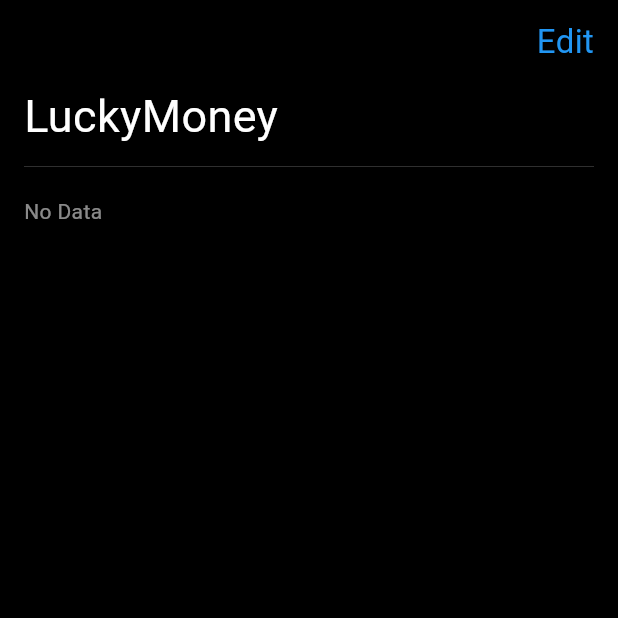
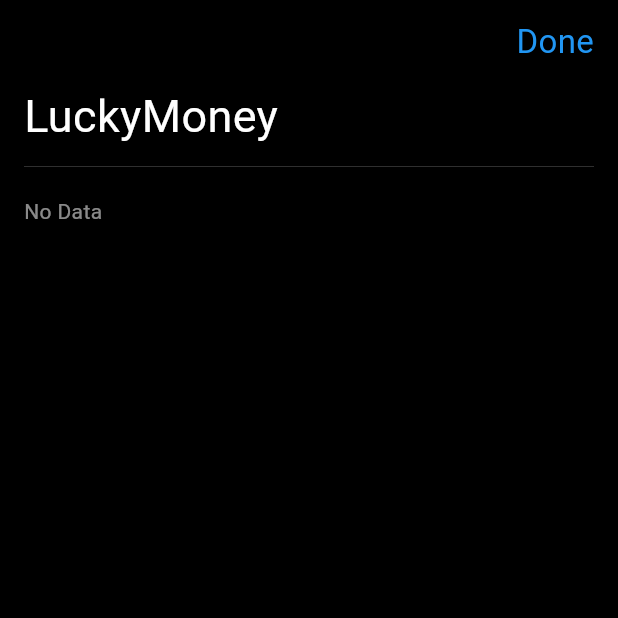
Before and after one commit to duong10/lucky_money, a Flutter app: the screen it shows after launch, after a tap on "Edit", on a phone screen of 412 x 824 dp, the top half of it. Run offline on Flutter 3.47's test engine with Material 3 defaults, Android fonts, the phone set to English and light mode, and no system bars; our stand-ins replace equatable, flutter_bloc, go_router, hydrated_bloc.

Commit message:
fix MoneyState.copyWith

```diff
--- a/lucky_money/lib/presenation/bloc/money_bloc.dart
+++ b/lucky_money/lib/presenation/bloc/money_bloc.dart
@@ -11,6 +11,7 @@ class MoneyBloc extends HydratedBloc<MoneyEvent, MoneyState> {
   MoneyBloc() : super(const MoneyState()) {
     on<AddTransactionEvent>(_onAddTransaction);
     on<AddObjMoneyEvent>(_onAddObjMoneyEvent);
+    on<IsEditEvent>(_onIsEditEvent);
   }
 
   void _onAddTransaction(AddTransactionEvent event, Emitter<MoneyState> emit) {
@@ -19,7 +20,6 @@ class MoneyBloc extends HydratedBloc<MoneyEvent, MoneyState> {
     );
 
     if (existingIndex != -1) {
-      // Update existing person's transactions
       final existingObj = state.listObjMoney[existingIndex];
       final newTransactions = List<Transaction>.from(existingObj.transactions)
         ..add(event.transactionItem);
@@ -27,20 +27,23 @@ class MoneyBloc extends HydratedBloc<MoneyEvent, MoneyState> {
 
       final newList = List<ObjMoney>.from(state.listObjMoney);
       newList[existingIndex] = newObj;
-      emit(MoneyState(listObjMoney: newList));
+      emit(state.copyWith(listObjMoney: newList));
     } else {
-      // Create new person
       final newObj = ObjMoney(
         name: event.name,
         transactions: [event.transactionItem],
       );
       final newList = List<ObjMoney>.from(state.listObjMoney)..add(newObj);
-      emit(MoneyState(listObjMoney: newList));
+      emit(state.copyWith(listObjMoney: newList));
     }
   }
 
   void _onAddObjMoneyEvent(AddObjMoneyEvent event, Emitter<MoneyState> emit) {
-    emit(MoneyState(objMoney: event.objMoney));
+    emit(state.copyWith(objMoney: event.objMoney));
+  }
+
+  void _onIsEditEvent(IsEditEvent event, Emitter<MoneyState> emit) {
+    emit(state.copyWith(isEdit: event.isEdit));
   }
 
   @override
--- a/lucky_money/lib/presenation/bloc/money_event.dart
+++ b/lucky_money/lib/presenation/bloc/money_event.dart
@@ -20,6 +20,11 @@ class AddTransactionEvent extends MoneyEvent {
   List<Object> get props => [name, transactionItem];
 }
 
+class IsEditEvent extends MoneyEvent {
+  final bool isEdit;
+  const IsEditEvent({required this.isEdit});
+}
+
 class AddObjMoneyEvent extends MoneyEvent {
   final ObjMoney objMoney;
 
--- a/lucky_money/lib/presenation/bloc/money_state.dart
+++ b/lucky_money/lib/presenation/bloc/money_state.dart
@@ -3,21 +3,28 @@ part of 'money_bloc.dart';
 class MoneyState extends Equatable {
   final List<ObjMoney> listObjMoney;
   final ObjMoney? objMoney;
+  final bool? isEdit;
 
-  const MoneyState({this.listObjMoney = const [], this.objMoney});
+  const MoneyState({
+    this.listObjMoney = const [],
+    this.objMoney,
+    this.isEdit = false,
+  });
 
   MoneyState copyWith({
     List<ObjMoney>? listObjMoney,
     ObjMoney? objMoney,
+    bool? isEdit,
   }) {
     return MoneyState(
       listObjMoney: listObjMoney ?? this.listObjMoney,
       objMoney: objMoney ?? this.objMoney,
+      isEdit: isEdit ?? this.isEdit,
     );
   }
 
   @override
-  List<Object?> get props => [listObjMoney, objMoney];
+  List<Object?> get props => [listObjMoney, objMoney, isEdit];
 
   Map<String, dynamic> toJson() {
     return {
--- a/lucky_money/lib/presenation/page/home_page.dart
+++ b/lucky_money/lib/presenation/page/home_page.dart
@@ -12,6 +12,8 @@ class HomePage extends StatelessWidget {
 
   @override
   Widget build(BuildContext context) {
+    return BlocBuilder<MoneyBloc, MoneyState>(
+      builder: (context, state) {
         return Scaffold(
           backgroundColor: Colors.black,
           appBar: AppBar(
@@ -22,9 +24,14 @@ class HomePage extends StatelessWidget {
                 child: Container(
                   padding: EdgeInsets.only(right: 8),
                   child: InkWell(
-                onTap: () {},
+                    highlightColor: Colors.transparent,
+                    splashColor: Colors.transparent,
+                    onTap:
+                        () => context.read<MoneyBloc>().add(
+                          IsEditEvent(isEdit: !(state.isEdit ?? false)),
+                        ),
                     child: Text(
-                  'Edit',
+                      (state.isEdit ?? false) ? 'Done' : 'Edit',
                       style: TextStyle(color: Colors.blue, fontSize: 22),
                     ),
                   ),
@@ -32,14 +39,7 @@ class HomePage extends StatelessWidget {
               ),
             ],
           ),
-      body: BlocBuilder<MoneyBloc, MoneyState>(
-        // buildWhen:
-        //     (previous, current) =>
-        //         previous.listObjMoney != current.listObjMoney ||
-        //         previous.listObjMoney.map((e) => e.transactions.length) !=
-        //             current.listObjMoney.map((e) => e.transactions.length),
-        builder: (context, state) {
-          return LayoutBuilder(
+          body: LayoutBuilder(
             builder: (context, constraints) {
               return SingleChildScrollView(
                 physics: const AlwaysScrollableScrollPhysics(),
@@ -91,8 +91,6 @@ class HomePage extends StatelessWidget {
                 ),
               );
             },
-          );
-        },
           ),
           bottomNavigationBar: Container(
             padding: EdgeInsets.symmetric(horizontal: 32, vertical: 0),
@@ -121,5 +119,7 @@ class HomePage extends StatelessWidget {
             ),
           ),
         );
+      },
+    );
   }
 }
```
Lines whose indentation alone changed are shown as unchanged.
